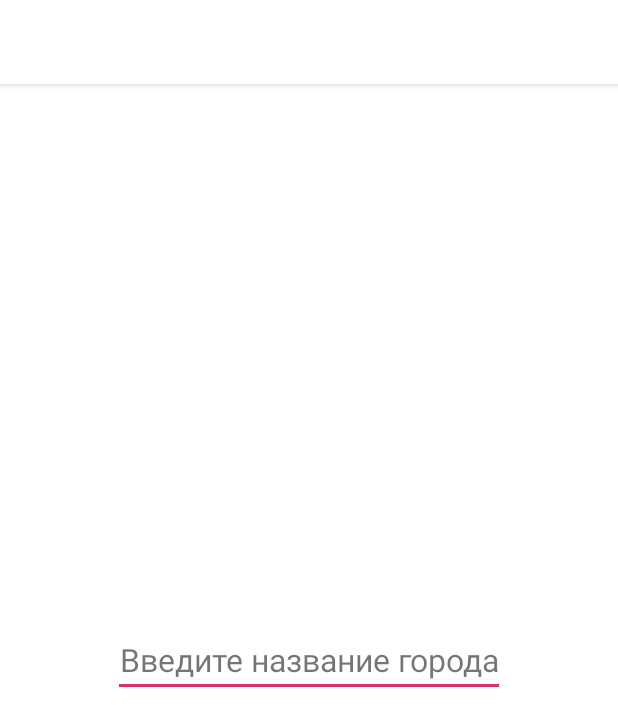
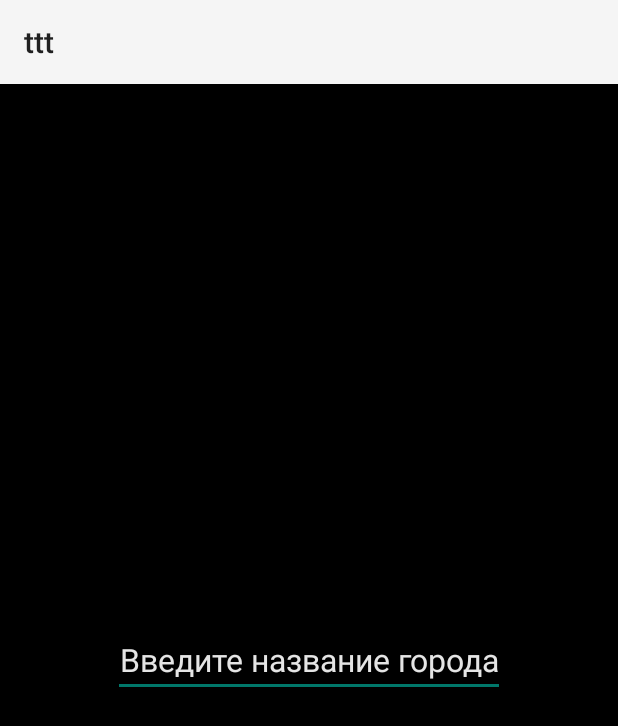
Before and after one commit to temlerg/weather_forecast, an Android app: the screen it shows after launch (MainActivity), on a phone screen of 412 x 824 dp. Shown: the top 726 px of the screen. Run offline under Robolectric (Android 15) with nearby library versions, the phone set to English and light mode, and no system bars; 1 statement that could not run was skipped.

```diff
--- a/app/src/main/AndroidManifest.xml
+++ b/app/src/main/AndroidManifest.xml
@@ -11,7 +11,7 @@
         android:label="@string/app_name"
         android:roundIcon="@mipmap/ic_launcher_round"
         android:supportsRtl="true"
-        android:theme="@style/AppTheme"
+        android:theme="@style/Theme.AppCompat.Light"
         tools:ignore="GoogleAppIndexingWarning">
         <activity android:name=".MainActivity">
             <intent-filter>
--- a/app/src/main/java/com/example/ttt/MainActivity.kt
+++ b/app/src/main/java/com/example/ttt/MainActivity.kt
@@ -34,6 +34,7 @@ class MainActivity : AppCompatActivity() {
     private fun sendCityToServer(s: String){
         OkHttpClient()
     }
+
     private fun getCity() = gorod_edit.text.toString()
     val URL = "http://api.openweathermap.org/data/2.5/forecast?q=${getCity()}&appid=54b2213f4dfeae13b79bbbb1ee45a04b"
 }
--- a/app/src/main/java/com/example/ttt/retro.kt
+++ b/app/src/main/java/com/example/ttt/retro.kt
@@ -25,4 +25,8 @@ class NetworkService private constructor() {
             .addConverterFactory(GsonConverterFactory.create())
             .build()
     }
+
+    fun getJSONApi(): JSONPlaceHolderApi? {
+        return mRetrofit.create(JSONPlaceHolderApi::class.java)
+    }
 }
--- a/app/src/main/res/layout/activity_main.xml
+++ b/app/src/main/res/layout/activity_main.xml
@@ -6,18 +6,19 @@
     android:layout_width="match_parent"
     android:layout_height="match_parent"
     android:orientation="vertical"
-    android:background="@color/colorPrimary"
+    android:background="@color/colorPrimaryDark"
     tools:context=".MainActivity">
 
     <EditText
         android:id="@+id/gorod_edit"
         style="@style/text"
-        android:hint="Введите название города"
-        android:theme="@color/colorPrimary"
+        android:hint="@string/gor"
+        android:textColorHint="@color/colorPrimary"
         android:layout_width="wrap_content"
         android:layout_height="wrap_content"
         app:layout_constraintBottom_toBottomOf="parent"
         app:layout_constraintLeft_toLeftOf="parent"
         app:layout_constraintRight_toRightOf="parent"
-        app:layout_constraintTop_toTopOf="parent" />
+        app:layout_constraintTop_toTopOf="parent"
+        />
 </androidx.constraintlayout.widget.ConstraintLayout>
--- a/app/src/main/res/values/strings.xml
+++ b/app/src/main/res/values/strings.xml
@@ -1,4 +1,5 @@
 <resources>
     <string name="app_name">ttt</string>
     <string name="dima">Димася топ</string>
+    <string name="gor">Введите название города</string>
 </resources>
```
Also changed, not shown: app/src/main/java/com/example/ttt/JSONPlaceHolderApi.kt (added, +11 -0 lines), app/src/main/java/com/example/ttt/Post.kt (added, +38 -0 lines), gradle/wrapper/gradle-wrapper.properties.
